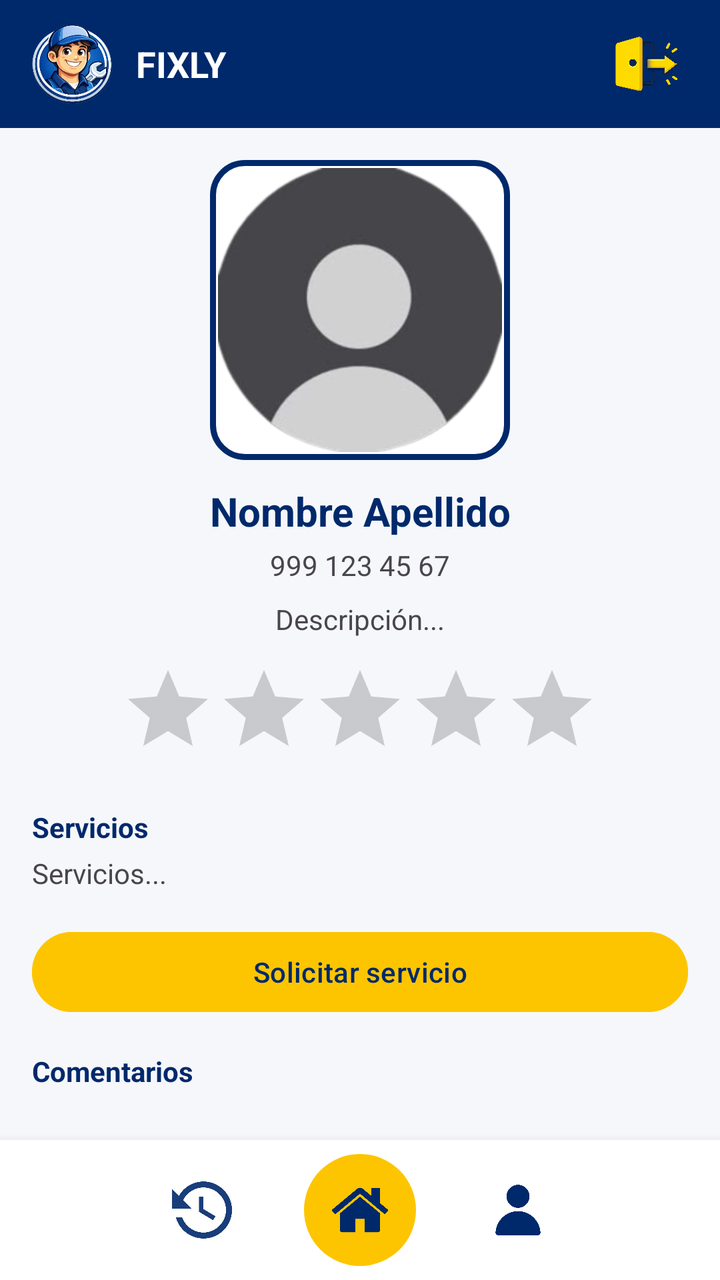
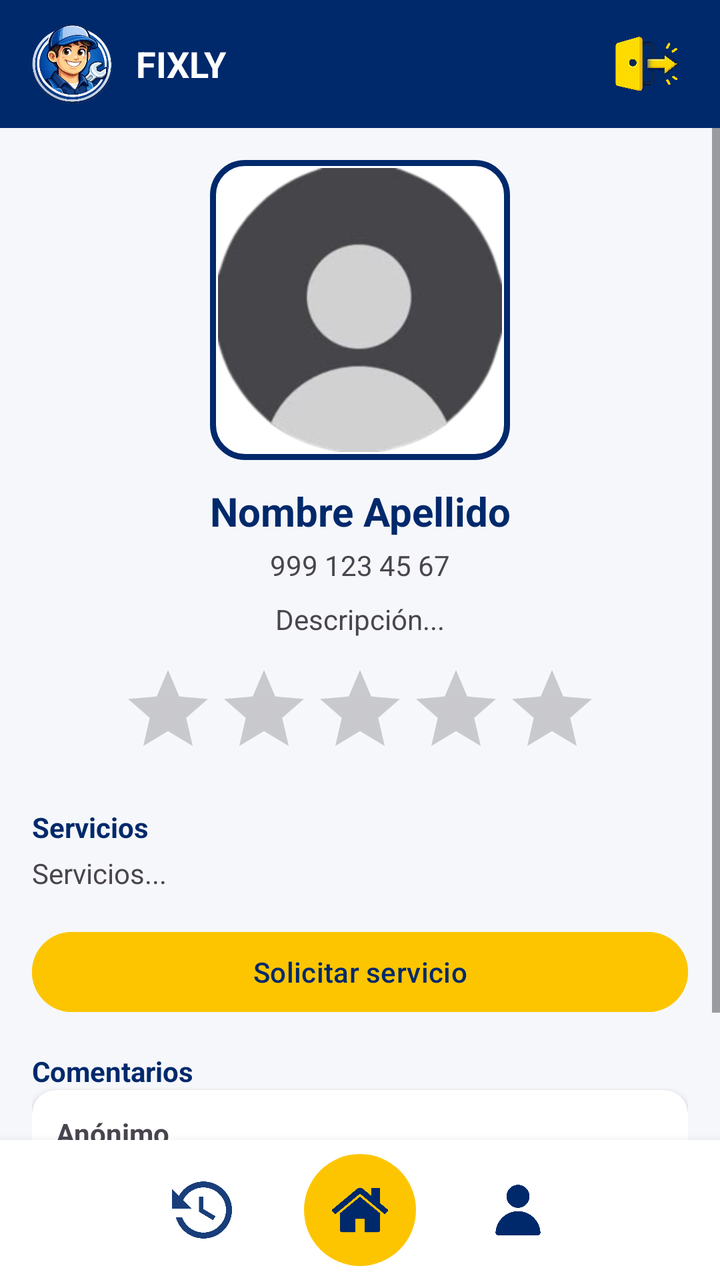

An Android layout rendered at two revisions. The XML below is the earlier revision; the diff shows what the commit changed to produce the second picture.
<!-- AndroidManifest.xml: application theme Theme.Fixly -->
<!-- res/layout/perfil_proveedor.xml -->
<?xml version="1.0" encoding="utf-8"?>
<LinearLayout
    xmlns:android="http://schemas.android.com/apk/res/android"
    android:id="@+id/main"
    android:layout_width="match_parent"
    android:layout_height="match_parent"
    android:orientation="vertical"
    android:background="@color/gris_fondo">

    <include layout="@layout/header"/>

    <ScrollView
        android:layout_width="match_parent"
        android:layout_height="0dp"
        android:layout_weight="1">

        <LinearLayout
            android:id="@+id/contenedor_contenido_perfil"
            android:layout_width="match_parent"
            android:layout_height="wrap_content"
            android:orientation="vertical"
            android:padding="16dp">

            
            <FrameLayout
                android:layout_width="150dp"
                android:layout_height="150dp"
                android:layout_gravity="center"
                android:background="@drawable/fondo_imagen_redondeada"
                android:padding="4dp">

                <ImageView
                    android:id="@+id/imagen_proveedor"
                    android:layout_width="match_parent"
                    android:layout_height="match_parent"
                    android:scaleType="centerCrop"
                    android:background="@drawable/imagen_redondeada"
                    android:clipToOutline="true"
                    android:src="@drawable/ic_usuario_placeholder"/>
            </FrameLayout>

            
            <TextView
                android:id="@+id/texto_nombre_proveedor"
                android:layout_width="match_parent"
                android:layout_height="wrap_content"
                android:text="Nombre Apellido"
                android:textStyle="bold"
                android:textSize="20sp"
                android:textColor="@color/azul_fixly"
                android:gravity="center"
                android:layout_marginTop="12dp"/>

            
            <TextView
                android:id="@+id/texto_telefono_proveedor"
                android:layout_width="match_parent"
                android:layout_height="wrap_content"
                android:text="999 123 45 67"
                android:gravity="center"
                android:layout_marginTop="4dp"/>

            
            <TextView
                android:id="@+id/texto_descripcion_proveedor"
                android:layout_width="match_parent"
                android:layout_height="wrap_content"
                android:text="Descripción..."
                android:gravity="center"
                android:layout_marginTop="8dp"/>

            
            <RatingBar
                android:id="@+id/rating_proveedor"
                android:layout_width="wrap_content"
                android:layout_height="wrap_content"
                android:numStars="5"
                android:stepSize="0.5"
                android:isIndicator="true"
                android:layout_gravity="center"
                android:layout_marginTop="12dp"/>

            
            <TextView
                android:id="@+id/titulo_servicios"
                android:layout_width="wrap_content"
                android:layout_height="wrap_content"
                android:text="Servicios"
                android:textStyle="bold"
                android:textColor="@color/azul_fixly"
                android:layout_marginTop="16dp"/>

            <TextView
                android:id="@+id/texto_servicios_proveedor"
                android:layout_width="match_parent"
                android:layout_height="wrap_content"
                android:text="Servicios..."
                android:layout_marginTop="4dp"/>

            
            <Button
                android:id="@+id/boton_solicitar_servicio"
                android:layout_width="match_parent"
                android:layout_height="wrap_content"
                android:text="Solicitar servicio"
                android:backgroundTint="@color/amarillo_fixly"
                android:textColor="@color/azul_fixly"
                android:layout_marginTop="16dp"/>

            
            <TextView
                android:id="@+id/titulo_comentarios"
                android:layout_width="wrap_content"
                android:layout_height="wrap_content"
                android:text="Comentarios"
                android:textStyle="bold"
                android:textColor="@color/azul_fixly"
                android:layout_marginTop="16dp"/>

            <TextView
                android:id="@+id/texto_sin_comentarios"
                android:layout_width="match_parent"
                android:layout_height="wrap_content"
                android:text="Aún no hay comentarios"
                android:gravity="center"
                android:visibility="gone"
                android:layout_marginTop="8dp"/>

            <androidx.recyclerview.widget.RecyclerView
                android:id="@+id/lista_comentarios"
                android:layout_width="match_parent"
                android:layout_height="wrap_content"
                android:nestedScrollingEnabled="false"
                android:layout_marginTop="8dp"/>

        </LinearLayout>

    </ScrollView>

    <include layout="@layout/bottom_nav"/>

</LinearLayout>
<!-- res/layout/header.xml (included above) -->
<?xml version="1.0" encoding="utf-8"?>
<LinearLayout xmlns:android="http://schemas.android.com/apk/res/android"
    xmlns:app="http://schemas.android.com/apk/res-auto"
    android:id="@+id/header_container"
    android:layout_width="match_parent"
    android:layout_height="64dp"
    android:background="@color/azul_fixly"
    android:gravity="center_vertical"
    android:paddingHorizontal="16dp"
    android:orientation="horizontal">

    <ImageView
        android:layout_width="40dp"
        android:layout_height="40dp"
        android:scaleType="fitCenter"
        android:src="@drawable/logo" />

    <TextView
        android:layout_width="0dp"
        android:layout_height="wrap_content"
        android:layout_marginStart="12dp"
        android:layout_weight="1"
        android:text="FIXLY"
        android:textColor="@android:color/white"
        android:textSize="18sp"
        android:textStyle="bold" />

    <ImageView
        android:id="@+id/imageView"
        android:layout_width="40dp"
        android:layout_height="40dp"
        app:srcCompat="@drawable/ic_cerrar_sesion" />

</LinearLayout>
<!-- res/layout/bottom_nav.xml (included above) -->
<?xml version="1.0" encoding="utf-8"?>
<LinearLayout xmlns:android="http://schemas.android.com/apk/res/android"
    xmlns:app="http://schemas.android.com/apk/res-auto"
    android:id="@+id/bottom_container"
    android:layout_width="match_parent"
    android:layout_height="70dp"
    android:background="@android:color/white"
    android:elevation="8dp"
    android:gravity="center"
    android:orientation="horizontal">

    <ImageView
        android:id="@+id/historial_barra_navegacion"
        android:layout_width="30dp"
        android:layout_height="30dp"
        android:src="@drawable/icono_solicitudes"
        android:tint="#00296b" />

    <FrameLayout
        android:id="@+id/home_barra_navegacion"
        android:layout_width="56dp"
        android:layout_height="56dp"
        android:layout_marginHorizontal="36dp"
        android:background="@drawable/bg_home">

        <ImageView
            android:layout_width="28dp"
            android:layout_height="28dp"
            android:layout_gravity="center"
            android:src="@drawable/icono_home"
            app:tint="#00296b" />
    </FrameLayout>

    <ImageView
        android:id="@+id/perfil_barra_navegacion"
        android:layout_width="30dp"
        android:layout_height="30dp"
        android:src="@drawable/icono_usuario"
        app:tint="#00296b" />

</LinearLayout>
<!-- resources referenced by this layout -->
<resources>
  <color name="amarillo_fixly">#fdc500</color>
  <color name="azul_fixly">#00296b</color>
  <color name="gris_fondo">#f5f7fa</color>
  <!-- drawable bg_home (drawable) -->
  <?xml version="1.0" encoding="utf-8"?>
  <shape xmlns:android="http://schemas.android.com/apk/res/android"
      android:shape="oval">
      <solid android:color="#fdc500"/>
  </shape>
  <!-- drawable fondo_imagen_redondeada (drawable) -->
  <shape xmlns:android="http://schemas.android.com/apk/res/android">
      <solid android:color="#FFFFFF"/>
  
      <stroke
          android:width="3dp"
          android:color="@color/azul_fixly"/>
  
      <corners android:radius="16dp"/>
  </shape>
  <!-- drawable ic_cerrar_sesion: png bitmap (drawable, 236120 bytes) -->
  <!-- drawable ic_usuario_placeholder: png bitmap (drawable, 23337 bytes) -->
  <!-- drawable icono_home: png bitmap (drawable, 9640 bytes) -->
  <!-- drawable icono_solicitudes: png bitmap (drawable, 14988 bytes) -->
  <!-- drawable icono_usuario: png bitmap (drawable, 6687 bytes) -->
  <!-- drawable imagen_redondeada (drawable) -->
  <shape xmlns:android="http://schemas.android.com/apk/res/android">
      <corners android:radius="12dp"/>
      <solid android:color="#FFFFFF"/>
  </shape>
  <!-- drawable logo: png bitmap (drawable, 142083 bytes) -->
  <style name="Theme.Fixly" parent="Base.Theme.Fixly" />
  <style name="Base.Theme.Fixly" parent="Theme.Material3.DayNight.NoActionBar">
          
          
      </style>
</resources>

<!-- the commit's change to res/layout/perfil_proveedor.xml (unified diff, before → after) -->
@@ -126,6 +126,8 @@
                 android:visibility="gone"
                 android:layout_marginTop="8dp"/>
 
+            <include layout="@layout/item_comentario"/>
+
             <androidx.recyclerview.widget.RecyclerView
                 android:id="@+id/lista_comentarios"
                 android:layout_width="match_parent"
@@ -175,6 +177,40 @@
         app:srcCompat="@drawable/ic_cerrar_sesion" />
 
 </LinearLayout>
+<!-- res/layout/item_comentario.xml (included above) -->
+<androidx.cardview.widget.CardView
+    xmlns:android="http://schemas.android.com/apk/res/android"
+    xmlns:card_view="http://schemas.android.com/apk/res-auto"
+    android:layout_width="match_parent"
+    android:layout_height="wrap_content"
+    android:layout_marginBottom="8dp"
+    card_view:cardCornerRadius="12dp"
+    card_view:cardElevation="4dp"
+    card_view:cardBackgroundColor="@color/white">
+
+    <LinearLayout
+        android:layout_width="match_parent"
+        android:layout_height="wrap_content"
+        android:orientation="vertical"
+        android:padding="12dp">
+
+        <TextView
+            android:id="@+id/texto_nombre_comentario"
+            android:layout_width="wrap_content"
+            android:layout_height="wrap_content"
+            android:text="Anónimo"
+            android:textStyle="bold"/>
+
+        <TextView
+            android:id="@+id/texto_contenido_comentario"
+            android:layout_width="wrap_content"
+            android:layout_height="wrap_content"
+            android:text="Excelente servicio"
+            android:layout_marginTop="4dp"/>
+
+    </LinearLayout>
+
+</androidx.cardview.widget.CardView>
 <!-- res/layout/bottom_nav.xml (included above) -->
 <?xml version="1.0" encoding="utf-8"?>
 <LinearLayout xmlns:android="http://schemas.android.com/apk/res/android"
<!-- resource entries referenced after the edit -->
@@ -3,6 +3,7 @@
   <color name="amarillo_fixly">#fdc500</color>
   <color name="azul_fixly">#00296b</color>
   <color name="gris_fondo">#f5f7fa</color>
+  <color name="white">#FFFFFFFF</color>
   <!-- drawable bg_home (drawable) -->
   <?xml version="1.0" encoding="utf-8"?>
   <shape xmlns:android="http://schemas.android.com/apk/res/android"
